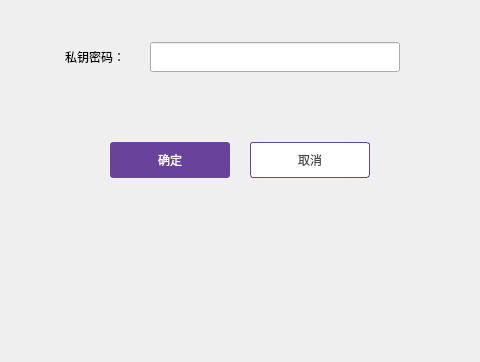
First picture: the form in dialog/importenterpwddialog.ui, repository cdcchain/cdc-wallet-qt, before the edit; both pictures show x 240 to 720 and y 218 to 580 of the 960 by 580 pixel window.
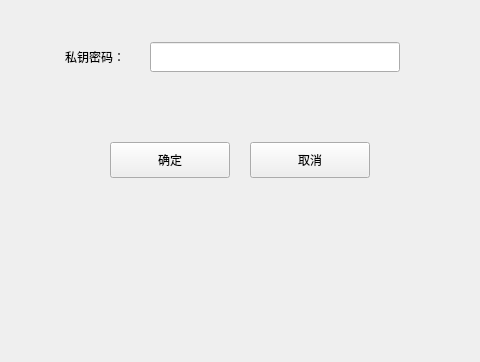
Second picture: the form after the edit.

```diff
--- a/dialog/importenterpwddialog.ui
+++ b/dialog/importenterpwddialog.ui
@@ -79,8 +79,7 @@
       <enum>Qt::NoFocus</enum>
      </property>
      <property name="styleSheet">
-      <string notr="true">QToolButton{background-color:#ffffff;color:#484848;border:1px solid rgb(105,67,155);border-radius:3px;}
-QToolButton:hover{color:rgb(105,67,155);}</string>
+      <string notr="true"/>
      </property>
      <property name="text">
       <string>取消</string>
@@ -107,9 +106,7 @@
       <enum>Qt::NoFocus</enum>
      </property>
      <property name="styleSheet">
-      <string notr="true">QToolButton{background-color:rgb(105,67,155);color:#ffffff;border:none;border-radius:3px;}
-QToolButton:hover{background-color:rgb(125,87,180);}
-QToolButton:disabled{background-color:#cecece;}</string>
+      <string notr="true"/>
      </property>
      <property name="text">
       <string>确定</string>
```
